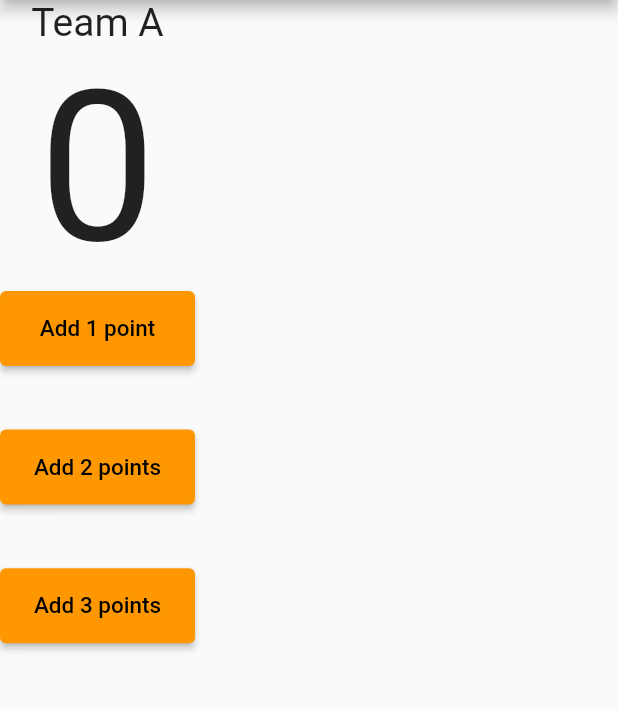
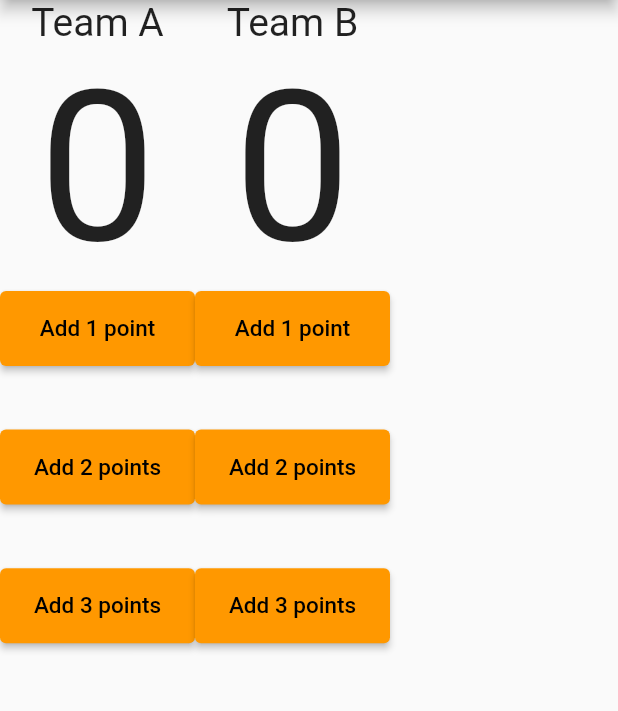
Before and after one commit to ImadDz-7/Basketball-Points-Counter-App, a Flutter app: the screen it shows after launch, on a phone screen of 412 x 824 dp, the part 84-795 px from its top. Run offline on Flutter 3.47's test engine with Material 2 defaults, Android fonts, the light colour scheme and no system bars.

Commit message:
Wrap the Column with a Row Widget & duplicate the Column to make the design of team B

```diff
--- a/lib/main.dart
+++ b/lib/main.dart
@@ -16,10 +16,73 @@ class PointsCounter extends StatelessWidget {
           title: const Text('Points Counter'),
           backgroundColor: Colors.orange,
         ),
-        body: Column(
+        body: Row(
+          children: [
+            Column(
+              children: [
+                const Text(
+                  'Team A',
+                  style: TextStyle(
+                    fontSize: 26,
+                  ),
+                ),
+                Text(
+                  '0',
+                  style: TextStyle(
+                    fontSize: 140,
+                  ),
+                ),
+                ElevatedButton(
+                  style: ElevatedButton.styleFrom(
+                    primary: Colors.orange,
+                    minimumSize: Size(130, 50),
+                  ),
+                  onPressed: () {},
+                  child: Text(
+                    'Add 1 point',
+                    style: TextStyle(
+                      color: Colors.black,
+                      fontSize: 15,
+                    ),
+                  ),
+                ),
+                const Spacer(flex: 1),
+                ElevatedButton(
+                  style: ElevatedButton.styleFrom(
+                    primary: Colors.orange,
+                    minimumSize: Size(130, 50),
+                  ),
+                  onPressed: () {},
+                  child: Text(
+                    'Add 2 points',
+                    style: TextStyle(
+                      color: Colors.black,
+                      fontSize: 15,
+                    ),
+                  ),
+                ),
+                const Spacer(flex: 1),
+                ElevatedButton(
+                  style: ElevatedButton.styleFrom(
+                    primary: Colors.orange,
+                    minimumSize: Size(130, 50),
+                  ),
+                  onPressed: () {},
+                  child: Text(
+                    'Add 3 points',
+                    style: TextStyle(
+                      color: Colors.black,
+                      fontSize: 15,
+                    ),
+                  ),
+                ),
+                const Spacer(flex: 8),
+              ],
+            ),
+            Column(
           children: [
             const Text(
-              'Team A',
+              'Team B',
               style: TextStyle(
                 fontSize: 26,
               ),
@@ -77,6 +140,8 @@ class PointsCounter extends StatelessWidget {
             const Spacer(flex: 8),
           ],
         ),
+          ],
+        ),
       ),
     );
   }
```
